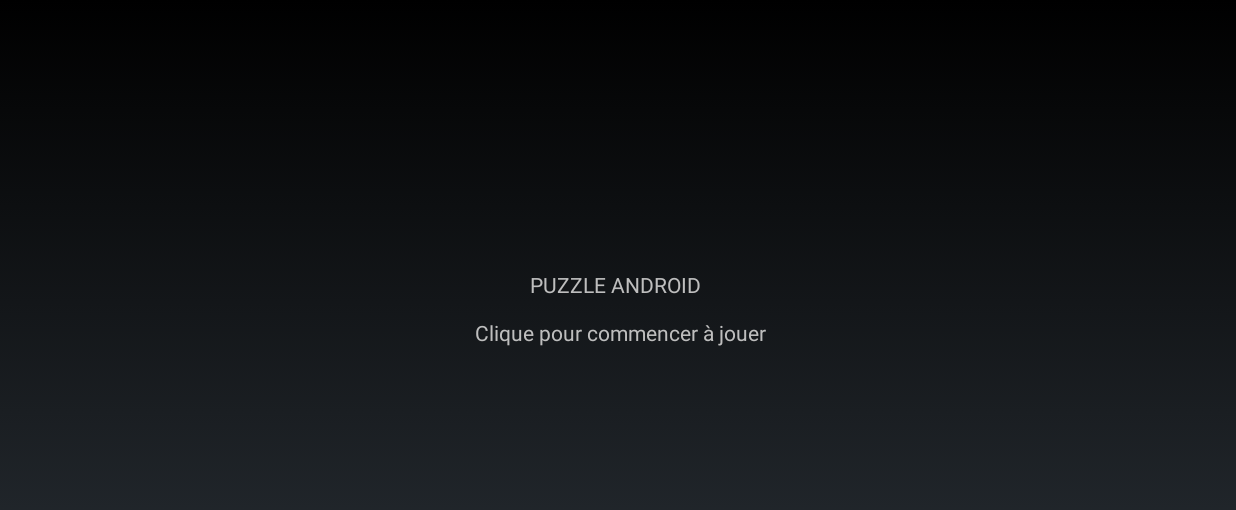
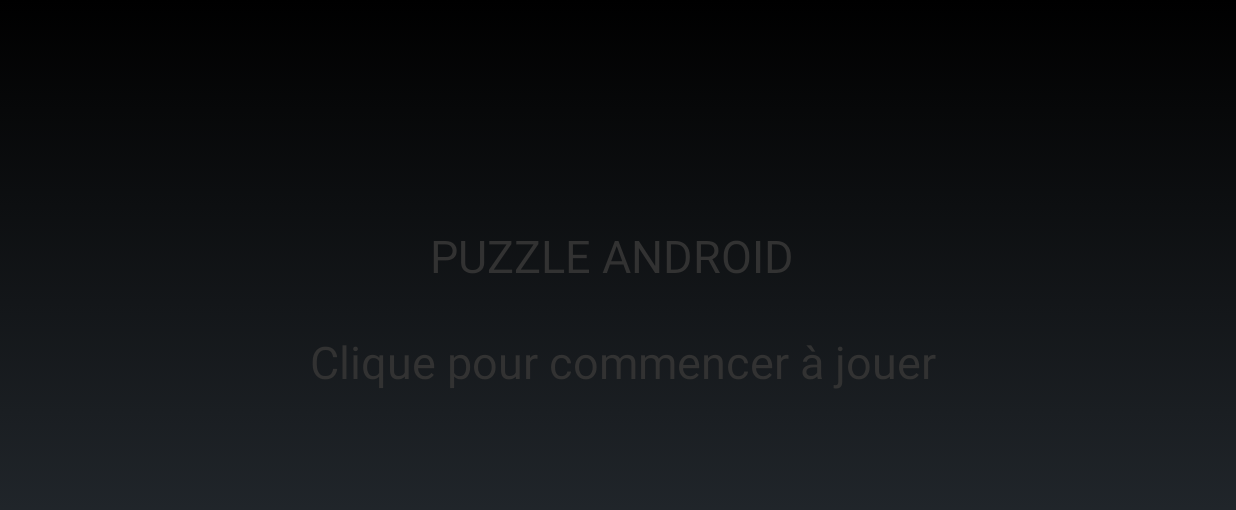
Before and after one commit to vicard/android-stromboni-puzzle, an Android app: the screen it shows after launch (LaunchActivity), on a phone screen of 824 x 412 dp (held sideways). Shown: the top 510 px of the screen. Run offline under Robolectric (Android 15) with nearby library versions, the phone set to English and light mode, and no system bars.

```diff
--- a/app/build.gradle
+++ b/app/build.gradle
@@ -2,7 +2,7 @@ apply plugin: 'com.android.application'
 
 android {
     compileSdkVersion 14
-    buildToolsVersion "20.0.0"
+    buildToolsVersion '20.0.0'
 
     defaultConfig {
         applicationId "com.bravelittlescientist.android_puzzle_view"
--- a/app/src/main/java/com/bravelittlescientist/android_puzzle_view/JigsawPuzzle.java
+++ b/app/src/main/java/com/bravelittlescientist/android_puzzle_view/JigsawPuzzle.java
@@ -5,7 +5,6 @@ import android.content.res.Resources;
 import android.graphics.Bitmap;
 import android.graphics.BitmapFactory;
 import android.os.Bundle;
-import android.widget.Toast;
 
 public class JigsawPuzzle {
 
--- /dev/null
+++ b/app/src/main/res/anim/push_up_in.xml
@@ -0,0 +1,5 @@
+<?xml version="1.0" encoding="utf-8"?>
+
+<set xmlns:android="http://schemas.android.com/apk/res/android">
+
+</set>
--- /dev/null
+++ b/app/src/main/res/anim/push_up_out.xml
@@ -0,0 +1,5 @@
+<?xml version="1.0" encoding="utf-8"?>
+
+<set xmlns:android="http://schemas.android.com/apk/res/android">
+
+</set>
--- a/app/src/main/res/layout/activity_launch.xml
+++ b/app/src/main/res/layout/activity_launch.xml
@@ -11,9 +11,12 @@
 
     <TextView
         android:text="PUZZLE ANDROID \n\n Clique pour commencer à jouer"
+        android:textColor="@android:color/secondary_text_light"
         android:layout_width="wrap_content"
         android:layout_height="wrap_content"
         android:layout_centerInParent="true"
-        android:gravity="center"/>
+        android:gravity="center"
+        android:textSize="30sp"
+        />
 
 </RelativeLayout>
--- a/app/src/main/res/values/dimens.xml
+++ b/app/src/main/res/values/dimens.xml
@@ -2,4 +2,5 @@
     <!-- Default screen margins, per the Android Design guidelines. -->
     <dimen name="activity_horizontal_margin">16dp</dimen>
     <dimen name="activity_vertical_margin">16dp</dimen>
+
 </resources>
```
Also changed, not shown: app/src/main/java/com/bravelittlescientist/android_puzzle_view/PuzzleActivity.java (+16 -3 lines), 5 other files.
